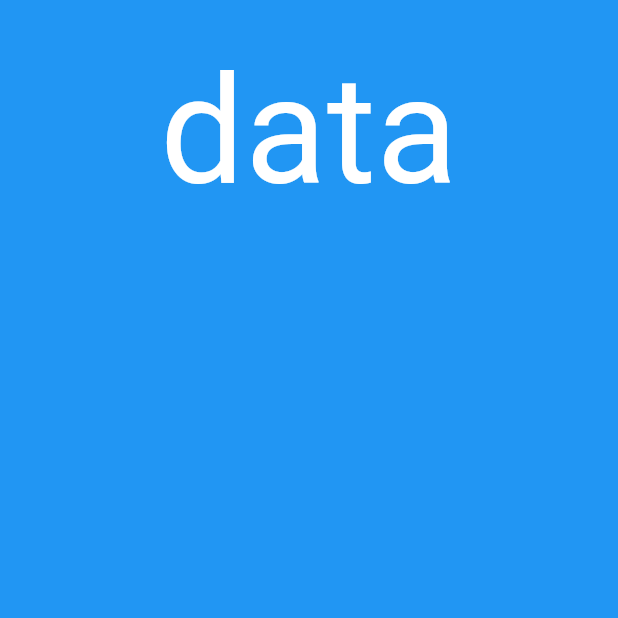
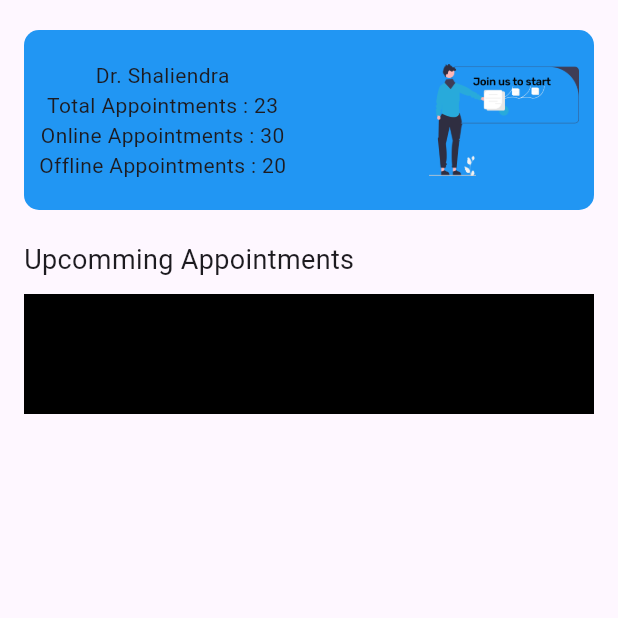
Before and after one commit to Harshcs21/Maddy_care, a Flutter app: the MyDoctor screen opened by its route, on a phone screen of 412 x 824 dp, the top half of it. Run offline on Flutter 3.47's test engine with Material 3 defaults, Android fonts, the phone set to English and light mode, and no system bars; missing offline and left inert: dart:js_util.

Commit message:
doctorinfo page done

```diff
--- a/lib/doctorinfo.dart
+++ b/lib/doctorinfo.dart
@@ -1,3 +1,5 @@
+import 'dart:js_util';
+
 import 'package:flutter/material.dart';
 
 class MyDoctor extends StatefulWidget {
@@ -8,31 +10,87 @@ class MyDoctor extends StatefulWidget {
 }
 
 class _MyDoctorState extends State<MyDoctor> {
+
+final List names = [
+  'Dr. Dev',
+  'Dr. Harsh',
+  'Dr. Himanshu',
+  'Dr. Ayushmaan'
+];
+
   @override
   Widget build(BuildContext context) {
-    return const Scaffold(
-      backgroundColor: Colors.blue,
+    return Scaffold(
         body: SafeArea(
-            child: Center(
-              child: Padding(
-                  padding: EdgeInsets.all(16),
-                  child: Column(
-                    // mainAxisAlignment: MainAxisAlignment.center,
-                    // crossAxisAlignment: CrossAxisAlignment.stretch,
-                    children: [
-                      Column(
+            child: Padding(
+                padding: EdgeInsets.symmetric(horizontal: 16),
+                child: Column(
+                  // mainAxisAlignment: MainAxisAlignment.center,
+                  // crossAxisAlignment: CrossAxisAlignment.stretch,
+                  children: [
+                    Container(
+                      margin: EdgeInsets.symmetric(vertical: 20),
+                      padding: EdgeInsets.all(10),
+                      width: double.infinity,
+                      decoration: BoxDecoration(
+                        color: Colors.blue,
+                        borderRadius: BorderRadius.circular(10),
+                      ),
+                      child: Row(
+                        mainAxisAlignment: MainAxisAlignment.spaceBetween,
                         children: [
-                          Text('data',style: TextStyle(
-                            color: Colors.white,
-                            fontSize: 100
-                          ),)
+                          Column(
+                            children: [
+                              Text("Dr. Shaliendra"),
+                              Text("Total Appointments : 23"),
+                              Text("Online Appointments : 30"),
+                              Text("Offline Appointments : 20"),
+                            ],
+                          ),
+                          Container(
+                            height: 100,
+                            width: 100,
+                            decoration: BoxDecoration(
+                              image: DecorationImage(
+                                image: AssetImage('assets/login_page.png'),
+                              )
+                            ),
+                          )
                         ],
-                      )
-                    ],
-                  )
-              ),
+                      ),
+                    ),
+
+                    Container(
+                      width: double.infinity,
+                      alignment: Alignment.topLeft,
+                      child: Text(
+                          "Upcomming Appointments",
+                        style: TextStyle(
+                          fontSize: 18,
+                        ),
+                      ),
+                    ),
+
+                    SizedBox(height: 10),
+
+                    Expanded(
+                        child: ListView.builder(
+                            itemCount: names.length,
+                            itemBuilder: (context, index)
+                        {
+                            return Container(
+                              height: 20,
+                              width: 20,
+                              color: Colors.black,
+                            );
+                        }
+                        )
+                    )
 
 
+
+                  ],
+                )
             )
         ),
     );
```
